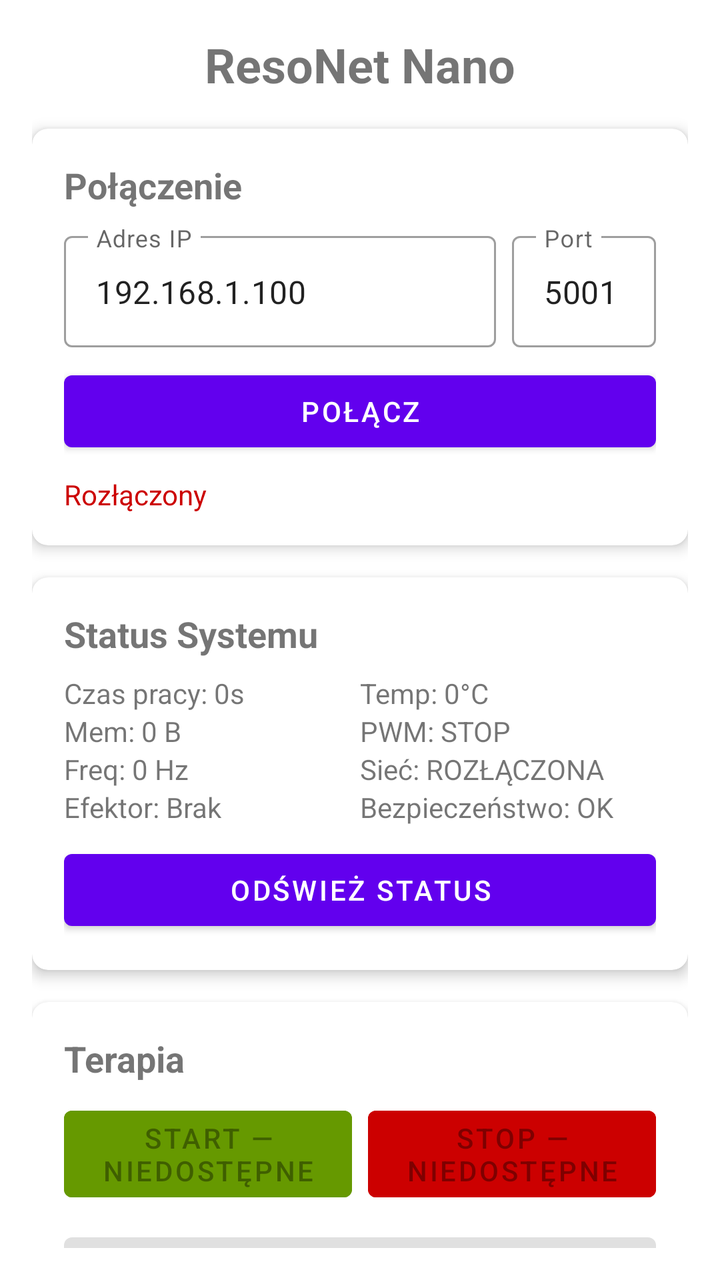
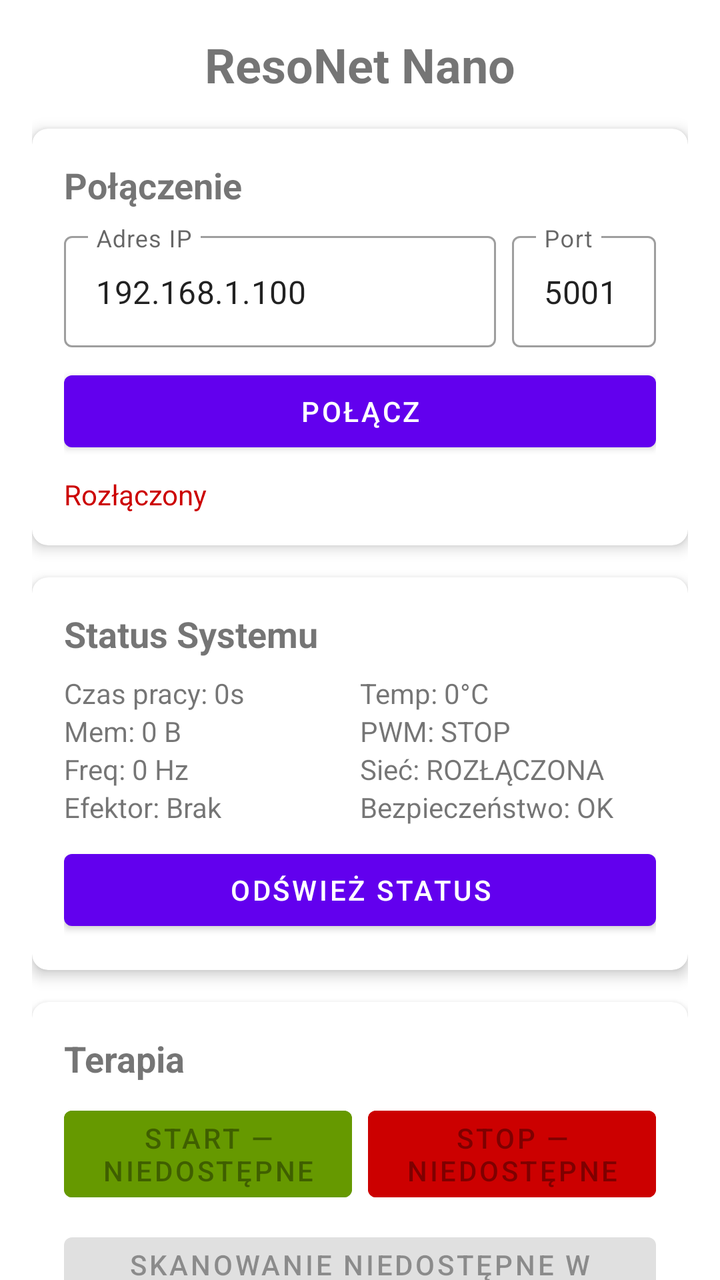

Before-and-after screenshots of an Android layout around one commit, followed by the original layout XML and the change that was made.
<!-- AndroidManifest.xml: application theme Theme.ResoNetNano -->
<!-- res/layout/activity_main.xml -->
<?xml version="1.0" encoding="utf-8"?>
<androidx.constraintlayout.widget.ConstraintLayout 
    xmlns:android="http://schemas.android.com/apk/res/android"
    xmlns:app="http://schemas.android.com/apk/res-auto"
    xmlns:tools="http://schemas.android.com/tools"
    android:layout_width="match_parent"
    android:layout_height="match_parent"
    android:padding="16dp"
    tools:context=".MainActivity">

    
    <TextView
        android:id="@+id/tvTitle"
        android:layout_width="wrap_content"
        android:layout_height="wrap_content"
        android:text="ResoNet Nano"
        android:textSize="24sp"
        android:textStyle="bold"
        app:layout_constraintTop_toTopOf="parent"
        app:layout_constraintStart_toStartOf="parent"
        app:layout_constraintEnd_toEndOf="parent"/>

    
    <com.google.android.material.card.MaterialCardView
        android:id="@+id/cardConnection"
        android:layout_width="match_parent"
        android:layout_height="wrap_content"
        android:layout_marginTop="16dp"
        app:cardElevation="4dp"
        app:cardCornerRadius="8dp"
        app:layout_constraintTop_toBottomOf="@id/tvTitle">

        <LinearLayout
            android:layout_width="match_parent"
            android:layout_height="wrap_content"
            android:orientation="vertical"
            android:padding="16dp">

            <TextView
                android:layout_width="wrap_content"
                android:layout_height="wrap_content"
                android:text="Połączenie"
                android:textSize="18sp"
                android:textStyle="bold"/>

            <LinearLayout
                android:layout_width="match_parent"
                android:layout_height="wrap_content"
                android:orientation="horizontal"
                android:layout_marginTop="8dp">

                <com.google.android.material.textfield.TextInputLayout
                    android:layout_width="0dp"
                    android:layout_height="wrap_content"
                    android:layout_weight="3"
                    android:hint="Adres IP"
                    style="@style/Widget.MaterialComponents.TextInputLayout.OutlinedBox">

                    <com.google.android.material.textfield.TextInputEditText
                        android:id="@+id/etIpAddress"
                        android:layout_width="match_parent"
                        android:layout_height="wrap_content"
                        android:text="192.168.1.100"
                        android:inputType="text"/>
                </com.google.android.material.textfield.TextInputLayout>

                <com.google.android.material.textfield.TextInputLayout
                    android:layout_width="0dp"
                    android:layout_height="wrap_content"
                    android:layout_weight="1"
                    android:layout_marginStart="8dp"
                    android:hint="Port"
                    style="@style/Widget.MaterialComponents.TextInputLayout.OutlinedBox">

                    <com.google.android.material.textfield.TextInputEditText
                        android:id="@+id/etPort"
                        android:layout_width="match_parent"
                        android:layout_height="wrap_content"
                        android:text="5001"
                        android:inputType="number"/>
                </com.google.android.material.textfield.TextInputLayout>
            </LinearLayout>

            <Button
                android:id="@+id/btnConnect"
                android:layout_width="match_parent"
                android:layout_height="wrap_content"
                android:layout_marginTop="8dp"
                android:text="Połącz"/>

            <TextView
                android:id="@+id/tvConnectionStatus"
                android:layout_width="match_parent"
                android:layout_height="wrap_content"
                android:layout_marginTop="8dp"
                android:text="Rozłączony"
                android:textColor="@android:color/holo_red_dark"/>
        </LinearLayout>
    </com.google.android.material.card.MaterialCardView>

    
    <com.google.android.material.card.MaterialCardView
        android:id="@+id/cardStatus"
        android:layout_width="match_parent"
        android:layout_height="wrap_content"
        android:layout_marginTop="16dp"
        app:cardElevation="4dp"
        app:cardCornerRadius="8dp"
        app:layout_constraintTop_toBottomOf="@id/cardConnection">

        <LinearLayout
            android:layout_width="match_parent"
            android:layout_height="wrap_content"
            android:orientation="vertical"
            android:padding="16dp">

            <TextView
                android:layout_width="wrap_content"
                android:layout_height="wrap_content"
                android:text="Status Systemu"
                android:textSize="18sp"
                android:textStyle="bold"/>

            <GridLayout
                android:layout_width="match_parent"
                android:layout_height="wrap_content"
                android:layout_marginTop="8dp"
                android:columnCount="2"
                android:rowCount="4">

                <TextView
                    android:id="@+id/tvUptime"
                    android:layout_width="0dp"
                    android:layout_height="wrap_content"
                    android:layout_columnWeight="1"
                    android:text="Czas pracy: 0s"/>
                <TextView
                    android:id="@+id/tvTemperature"
                    android:layout_width="0dp"
                    android:layout_height="wrap_content"
                    android:layout_columnWeight="1"
                    android:text="Temp: 0°C"/>
                <TextView
                    android:id="@+id/tvMemory"
                    android:layout_width="0dp"
                    android:layout_height="wrap_content"
                    android:layout_columnWeight="1"
                    android:text="Mem: 0 B"/>
                <TextView
                    android:id="@+id/tvPwmStatus"
                    android:layout_width="0dp"
                    android:layout_height="wrap_content"
                    android:layout_columnWeight="1"
                    android:text="PWM: STOP"/>
                <TextView
                    android:id="@+id/tvFrequency"
                    android:layout_width="0dp"
                    android:layout_height="wrap_content"
                    android:layout_columnWeight="1"
                    android:text="Freq: 0 Hz"/>
                <TextView
                    android:id="@+id/tvNetworkStatus"
                    android:layout_width="0dp"
                    android:layout_height="wrap_content"
                    android:layout_columnWeight="1"
                    android:text="Sieć: ROZŁĄCZONA"/>
                <TextView
                    android:id="@+id/tvEffectorType"
                    android:layout_width="0dp"
                    android:layout_height="wrap_content"
                    android:layout_columnWeight="1"
                    android:text="Efektor: Brak"/>
                <TextView
                    android:id="@+id/tvSafetyStatus"
                    android:layout_width="0dp"
                    android:layout_height="wrap_content"
                    android:layout_columnWeight="1"
                    android:text="Bezpieczeństwo: OK"/>
            </GridLayout>

            <Button
                android:id="@+id/btnRefreshStatus"
                android:layout_width="match_parent"
                android:layout_height="wrap_content"
                android:layout_marginTop="8dp"
                android:text="Odśwież Status"/>
        </LinearLayout>
    </com.google.android.material.card.MaterialCardView>

    
    <com.google.android.material.card.MaterialCardView
        android:id="@+id/cardTherapy"
        android:layout_width="match_parent"
        android:layout_height="wrap_content"
        android:layout_marginTop="16dp"
        app:cardElevation="4dp"
        app:cardCornerRadius="8dp"
        app:layout_constraintTop_toBottomOf="@id/cardStatus">

        <LinearLayout
            android:layout_width="match_parent"
            android:layout_height="wrap_content"
            android:orientation="vertical"
            android:padding="16dp">

            <TextView
                android:layout_width="wrap_content"
                android:layout_height="wrap_content"
                android:text="Terapia"
                android:textSize="18sp"
                android:textStyle="bold"/>

            <LinearLayout
                android:layout_width="match_parent"
                android:layout_height="wrap_content"
                android:orientation="horizontal"
                android:layout_marginTop="8dp">

                <Button
                    android:id="@+id/btnStartTherapy"
                    android:layout_width="0dp"
                    android:layout_height="wrap_content"
                    android:layout_weight="1"
                    android:text="START — niedostępne"
                    android:enabled="false"
                    android:backgroundTint="@android:color/holo_green_dark"/>

                <Button
                    android:id="@+id/btnStopTherapy"
                    android:layout_width="0dp"
                    android:layout_height="wrap_content"
                    android:layout_weight="1"
                    android:layout_marginStart="8dp"
                    android:text="STOP — niedostępne"
                    android:enabled="false"
                    android:backgroundTint="@android:color/holo_red_dark"/>
            </LinearLayout>

            <Button
                android:id="@+id/btnScanDevices"
                android:layout_width="match_parent"
                android:layout_height="wrap_content"
                android:layout_marginTop="8dp"
                android:text="Skanowanie niedostępne w protokole v1"
                android:enabled="false"/>
        </LinearLayout>
    </com.google.android.material.card.MaterialCardView>

    
    <com.google.android.material.card.MaterialCardView
        android:id="@+id/cardChannels"
        android:layout_width="match_parent"
        android:layout_height="wrap_content"
        android:layout_marginTop="16dp"
        app:cardElevation="4dp"
        app:cardCornerRadius="8dp"
        app:layout_constraintTop_toBottomOf="@id/cardTherapy">

        <LinearLayout
            android:layout_width="match_parent"
            android:layout_height="wrap_content"
            android:orientation="vertical"
            android:padding="16dp">

            <TextView
                android:layout_width="wrap_content"
                android:layout_height="wrap_content"
                android:text="Kanały — konfiguracja lokalna"
                android:textSize="18sp"
                android:textStyle="bold" />

            <TextView
                android:layout_width="match_parent"
                android:layout_height="wrap_content"
                android:layout_marginTop="4dp"
                android:text="Wartości przykładowe aplikacji; urządzenie nie udostępnia konfiguracji kanałów w protokole diagnostycznym v1."
                android:textSize="12sp" />

            <LinearLayout
                android:layout_width="match_parent"
                android:layout_height="wrap_content"
                android:layout_marginTop="8dp"
                android:gravity="center_vertical"
                android:orientation="horizontal">

                <TextView
                    android:id="@+id/tvChannel1Name"
                    android:layout_width="0dp"
                    android:layout_height="wrap_content"
                    android:layout_weight="2"
                    android:text="Kanał 1"
                    android:textStyle="bold" />

                <TextView
                    android:id="@+id/tvChannel1Freq"
                    android:layout_width="0dp"
                    android:layout_height="wrap_content"
                    android:layout_weight="1"
                    android:text="— Hz" />

                <TextView
                    android:id="@+id/tvChannel1State"
                    android:layout_width="wrap_content"
                    android:layout_height="wrap_content"
                    android:text="Preset lokalny"
                    android:textSize="12sp" />
            </LinearLayout>

            <LinearLayout
                android:layout_width="match_parent"
                android:layout_height="wrap_content"
                android:layout_marginTop="8dp"
                android:gravity="center_vertical"
                android:orientation="horizontal">

                <TextView
                    android:id="@+id/tvChannel2Name"
                    android:layout_width="0dp"
                    android:layout_height="wrap_content"
                    android:layout_weight="2"
                    android:text="Kanał 2"
                    android:textStyle="bold" />

                <TextView
                    android:id="@+id/tvChannel2Freq"
                    android:layout_width="0dp"
                    android:layout_height="wrap_content"
                    android:layout_weight="1"
                    android:text="— Hz" />

                <TextView
                    android:id="@+id/tvChannel2State"
                    android:layout_width="wrap_content"
                    android:layout_height="wrap_content"
                    android:text="Preset lokalny"
                    android:textSize="12sp" />
            </LinearLayout>

            <LinearLayout
                android:layout_width="match_parent"
                android:layout_height="wrap_content"
                android:layout_marginTop="8dp"
                android:gravity="center_vertical"
                android:orientation="horizontal">

                <TextView
                    android:id="@+id/tvChannel3Name"
                    android:layout_width="0dp"
                    android:layout_height="wrap_content"
                    android:layout_weight="2"
                    android:text="Kanał 3"
                    android:textStyle="bold" />

                <TextView
                    android:id="@+id/tvChannel3Freq"
                    android:layout_width="0dp"
                    android:layout_height="wrap_content"
                    android:layout_weight="1"
                    android:text="— Hz" />

                <TextView
                    android:id="@+id/tvChannel3State"
                    android:layout_width="wrap_content"
                    android:layout_height="wrap_content"
                    android:text="Preset lokalny"
                    android:textSize="12sp" />
            </LinearLayout>

            <LinearLayout
                android:layout_width="match_parent"
                android:layout_height="wrap_content"
                android:layout_marginTop="8dp"
                android:gravity="center_vertical"
                android:orientation="horizontal">

                <TextView
                    android:id="@+id/tvChannel4Name"
                    android:layout_width="0dp"
                    android:layout_height="wrap_content"
                    android:layout_weight="2"
                    android:text="Kanał 4"
                    android:textStyle="bold" />

                <TextView
                    android:id="@+id/tvChannel4Freq"
                    android:layout_width="0dp"
                    android:layout_height="wrap_content"
                    android:layout_weight="1"
                    android:text="— Hz" />

                <TextView
                    android:id="@+id/tvChannel4State"
                    android:layout_width="wrap_content"
                    android:layout_height="wrap_content"
                    android:text="Preset lokalny"
                    android:textSize="12sp" />
            </LinearLayout>

            <LinearLayout
                android:layout_width="match_parent"
                android:layout_height="wrap_content"
                android:layout_marginTop="8dp"
                android:gravity="center_vertical"
                android:orientation="horizontal">

                <TextView
                    android:id="@+id/tvChannel5Name"
                    android:layout_width="0dp"
                    android:layout_height="wrap_content"
                    android:layout_weight="2"
                    android:text="Kanał 5"
                    android:textStyle="bold" />

                <TextView
                    android:id="@+id/tvChannel5Freq"
                    android:layout_width="0dp"
                    android:layout_height="wrap_content"
                    android:layout_weight="1"
                    android:text="— Hz" />

                <TextView
                    android:id="@+id/tvChannel5State"
                    android:layout_width="wrap_content"
                    android:layout_height="wrap_content"
                    android:text="Preset lokalny"
                    android:textSize="12sp" />
            </LinearLayout>

            <LinearLayout
                android:layout_width="match_parent"
                android:layout_height="wrap_content"
                android:layout_marginTop="8dp"
                android:gravity="center_vertical"
                android:orientation="horizontal">

                <TextView
                    android:id="@+id/tvChannel6Name"
                    android:layout_width="0dp"
                    android:layout_height="wrap_content"
                    android:layout_weight="2"
                    android:text="Kanał 6"
                    android:textStyle="bold" />

                <TextView
                    android:id="@+id/tvChannel6Freq"
                    android:layout_width="0dp"
                    android:layout_height="wrap_content"
                    android:layout_weight="1"
                    android:text="— Hz" />

                <TextView
                    android:id="@+id/tvChannel6State"
                    android:layout_width="wrap_content"
                    android:layout_height="wrap_content"
                    android:text="Preset lokalny"
                    android:textSize="12sp" />
            </LinearLayout>

            <LinearLayout
                android:layout_width="match_parent"
                android:layout_height="wrap_content"
                android:layout_marginTop="8dp"
                android:gravity="center_vertical"
                android:orientation="horizontal">

                <TextView
                    android:id="@+id/tvChannel7Name"
                    android:layout_width="0dp"
                    android:layout_height="wrap_content"
                    android:layout_weight="2"
                    android:text="Kanał 7"
                    android:textStyle="bold" />

                <TextView
                    android:id="@+id/tvChannel7Freq"
                    android:layout_width="0dp"
                    android:layout_height="wrap_content"
                    android:layout_weight="1"
                    android:text="— Hz" />

                <TextView
                    android:id="@+id/tvChannel7State"
                    android:layout_width="wrap_content"
                    android:layout_height="wrap_content"
                    android:text="Preset lokalny"
                    android:textSize="12sp" />
            </LinearLayout>

            <LinearLayout
                android:layout_width="match_parent"
                android:layout_height="wrap_content"
                android:layout_marginTop="8dp"
                android:gravity="center_vertical"
                android:orientation="horizontal">

                <TextView
                    android:id="@+id/tvChannel8Name"
                    android:layout_width="0dp"
                    android:layout_height="wrap_content"
                    android:layout_weight="2"
                    android:text="Kanał 8"
                    android:textStyle="bold" />

                <TextView
                    android:id="@+id/tvChannel8Freq"
                    android:layout_width="0dp"
                    android:layout_height="wrap_content"
                    android:layout_weight="1"
                    android:text="— Hz" />

                <TextView
                    android:id="@+id/tvChannel8State"
                    android:layout_width="wrap_content"
                    android:layout_height="wrap_content"
                    android:text="Preset lokalny"
                    android:textSize="12sp" />
            </LinearLayout>

        </LinearLayout>
    </com.google.android.material.card.MaterialCardView>

    
    <com.google.android.material.card.MaterialCardView
        android:id="@+id/cardLogs"
        android:layout_width="match_parent"
        android:layout_height="0dp"
        android:layout_marginTop="16dp"
        app:cardElevation="4dp"
        app:cardCornerRadius="8dp"
        app:layout_constraintTop_toBottomOf="@id/cardChannels"
        app:layout_constraintBottom_toBottomOf="parent">

        <LinearLayout
            android:layout_width="match_parent"
            android:layout_height="match_parent"
            android:orientation="vertical"
            android:padding="16dp">

            <LinearLayout
                android:layout_width="match_parent"
                android:layout_height="wrap_content"
                android:orientation="horizontal">

                <TextView
                    android:layout_width="0dp"
                    android:layout_height="wrap_content"
                    android:layout_weight="1"
                    android:text="Logi Systemowe"
                    android:textSize="18sp"
                    android:textStyle="bold"/>

                <Button
                    android:id="@+id/btnRefreshLogs"
                    android:layout_width="wrap_content"
                    android:layout_height="wrap_content"
                    android:text="Logi zdalne niedostępne w protokole v1"
                    android:enabled="false"/>
            </LinearLayout>

            <ScrollView
                android:layout_width="match_parent"
                android:layout_height="0dp"
                android:layout_weight="1"
                android:layout_marginTop="8dp"
                android:background="@android:color/black">

                <TextView
                    android:id="@+id/tvLogs"
                    android:layout_width="match_parent"
                    android:layout_height="wrap_content"
                    android:text="Brak logów"
                    android:textColor="@android:color/white"
                    android:fontFamily="monospace"
                    android:textSize="12sp"
                    android:padding="8dp"/>
            </ScrollView>
        </LinearLayout>
    </com.google.android.material.card.MaterialCardView>

    
    <ProgressBar
        android:id="@+id/progressBar"
        android:layout_width="wrap_content"
        android:layout_height="wrap_content"
        android:visibility="gone"
        app:layout_constraintTop_toTopOf="parent"
        app:layout_constraintBottom_toBottomOf="parent"
        app:layout_constraintStart_toStartOf="parent"
        app:layout_constraintEnd_toEndOf="parent"/>

</androidx.constraintlayout.widget.ConstraintLayout>
<!-- resources referenced by this layout -->
<resources>
  <style name="Theme.ResoNetNano" parent="Theme.MaterialComponents.DayNight.DarkActionBar">
          
          <item name="colorPrimary">@color/primary</item>
          <item name="colorPrimaryVariant">@color/primary_dark</item>
          <item name="colorOnPrimary">@android:color/white</item>
          
          
          <item name="colorSecondary">@color/accent</item>
          <item name="colorSecondaryVariant">@color/accent_dark</item>
          <item name="colorOnSecondary">@android:color/white</item>
          
          
          <item name="android:statusBarColor">@color/primary_dark</item>
          
          
          <item name="android:windowBackground">@android:color/white</item>
      </style>
  <color name="primary">#6200EE</color>
  <color name="primary_dark">#3700B3</color>
  <color name="accent">#03DAC5</color>
  <color name="accent_dark">#018786</color>
</resources>

<!-- the commit's change to res/layout/activity_main.xml (unified diff, before → after) -->
@@ -1,12 +1,22 @@
 <?xml version="1.0" encoding="utf-8"?>
-<androidx.constraintlayout.widget.ConstraintLayout 
+<FrameLayout
     xmlns:android="http://schemas.android.com/apk/res/android"
     xmlns:app="http://schemas.android.com/apk/res-auto"
     xmlns:tools="http://schemas.android.com/tools"
     android:layout_width="match_parent"
     android:layout_height="match_parent"
-    android:padding="16dp"
     tools:context=".MainActivity">
+
+    <androidx.core.widget.NestedScrollView
+        android:layout_width="match_parent"
+        android:layout_height="match_parent"
+        android:fillViewport="true"
+        android:clipToPadding="false">
+
+        <androidx.constraintlayout.widget.ConstraintLayout
+            android:layout_width="match_parent"
+            android:layout_height="wrap_content"
+            android:padding="16dp">
 
     
     <TextView
@@ -523,16 +533,16 @@
     <com.google.android.material.card.MaterialCardView
         android:id="@+id/cardLogs"
         android:layout_width="match_parent"
-        android:layout_height="0dp"
+        android:layout_height="wrap_content"
         android:layout_marginTop="16dp"
         app:cardElevation="4dp"
         app:cardCornerRadius="8dp"
         app:layout_constraintTop_toBottomOf="@id/cardChannels"
-        app:layout_constraintBottom_toBottomOf="parent">
+>
 
         <LinearLayout
             android:layout_width="match_parent"
-            android:layout_height="match_parent"
+            android:layout_height="wrap_content"
             android:orientation="vertical"
             android:padding="16dp">
 
@@ -559,9 +569,9 @@
 
             <ScrollView
                 android:layout_width="match_parent"
-                android:layout_height="0dp"
-                android:layout_weight="1"
-                android:layout_marginTop="8dp"
+                android:layout_height="180dp"
+                android:layout_marginTop="8dp"
+                android:nestedScrollingEnabled="true"
                 android:background="@android:color/black">
 
                 <TextView
@@ -577,15 +587,15 @@
         </LinearLayout>
     </com.google.android.material.card.MaterialCardView>
 
-    
+
+
+        </androidx.constraintlayout.widget.ConstraintLayout>
+    </androidx.core.widget.NestedScrollView>
+
     <ProgressBar
         android:id="@+id/progressBar"
         android:layout_width="wrap_content"
         android:layout_height="wrap_content"
-        android:visibility="gone"
-        app:layout_constraintTop_toTopOf="parent"
-        app:layout_constraintBottom_toBottomOf="parent"
-        app:layout_constraintStart_toStartOf="parent"
-        app:layout_constraintEnd_toEndOf="parent"/>
-
-</androidx.constraintlayout.widget.ConstraintLayout>
+        android:layout_gravity="center"
+        android:visibility="gone"/>
+</FrameLayout>
